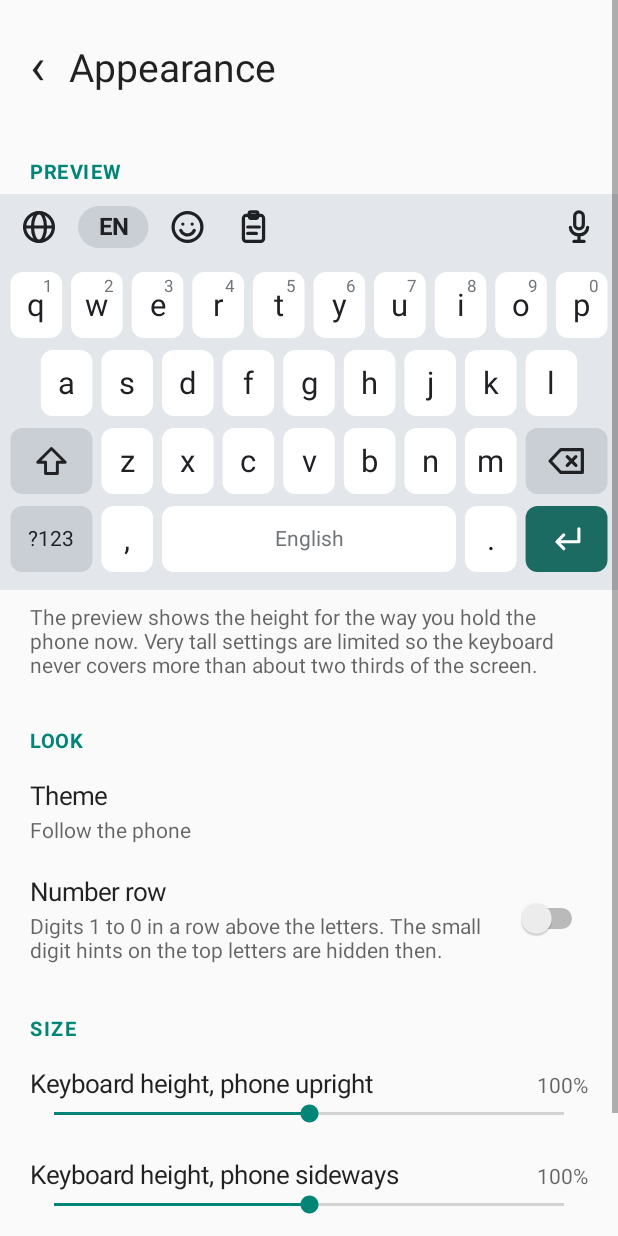
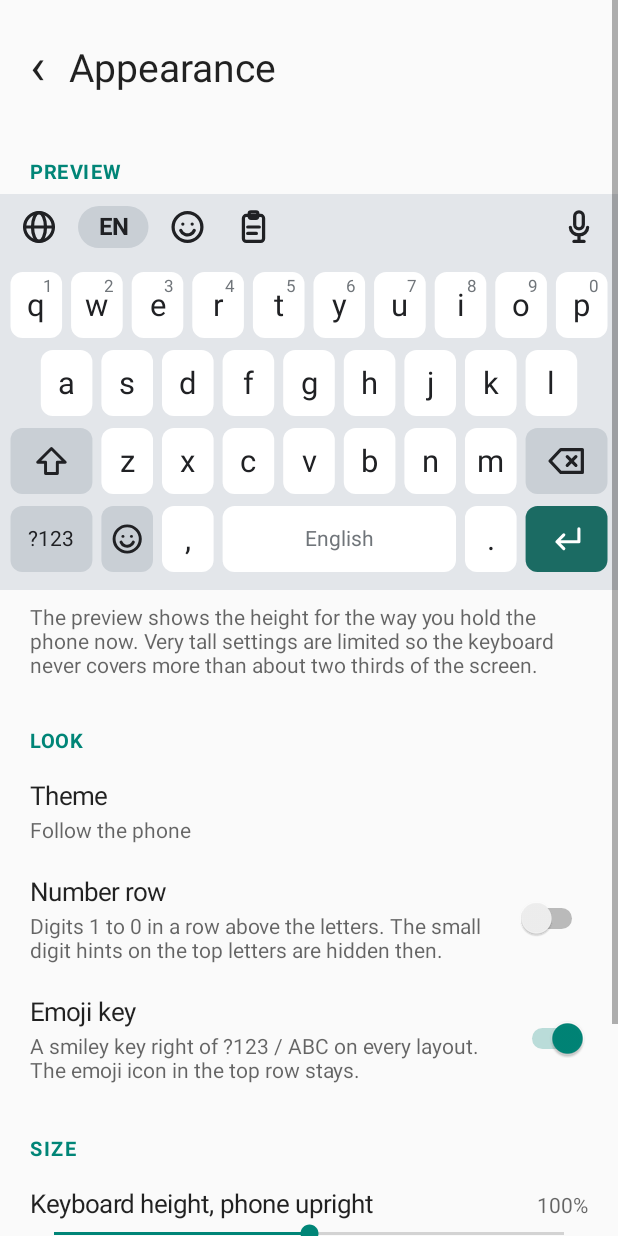
Before and after one commit to i-am-sleepy/Monsoon-Script, an Android app: the screen it shows after launch (SettingsPageActivity), after a tap on "Appearance", on a phone screen of 412 x 824 dp. Run offline under Robolectric (Android 15) with nearby library versions, the phone set to English and light mode, and no system bars; Roboto replaces fonts that are not available here.

Commit message:
[claude-g] G1.8: emoji key right of ?123/ABC on every layout (Appearance setting) + keyboard button next to the emoji search bar

```diff
--- a/app/src/main/kotlin/com/monsoonscript/keyboard/ime/MonsoonIme.kt
+++ b/app/src/main/kotlin/com/monsoonscript/keyboard/ime/MonsoonIme.kt
@@ -133,7 +133,7 @@ class MonsoonIme : InputMethodService(), KeyboardView.Listener {
         keyboard?.setLanguageOptions(Prefs.languageKey(this), Prefs.spaceSwipe(this))
         keyboard?.setBanglaDigits(Prefs.banglaDigits(this))
         keyboard?.let { kb ->
-            kb.setAppearance(Prefs.theme(this), Prefs.numberRow(this), Prefs.heightPortrait(this), Prefs.heightLandscape(this), Prefs.keyGap(this))
+            kb.setAppearance(Prefs.theme(this), Prefs.numberRow(this), Prefs.emojiKey(this), Prefs.heightPortrait(this), Prefs.heightLandscape(this), Prefs.keyGap(this))
             applySystemBars() // the theme setting can change the keyboard color
             emojiPanel?.setPalette(kb.palette)
         }
--- a/app/src/main/kotlin/com/monsoonscript/keyboard/layout/Layouts.kt
+++ b/app/src/main/kotlin/com/monsoonscript/keyboard/layout/Layouts.kt
@@ -87,6 +87,28 @@ object Layouts {
     /** The optional number row (G1.5, a setting): KeyboardView puts it above the rows of the letters page. */
     val numberRow: Array<Key> = arrayOf(c("1"), c("2"), c("3"), c("4"), c("5"), c("6"), c("7"), c("8"), c("9"), c("0"))
 
+    /** The smiley key of the bottom row (G1.8, a setting). */
+    private val emojiKey = Key(Codes.EMOJI, "", 1f, Kind.SPECIAL)
+
+    /**
+     * [rows] with the emoji key put right of the ?123 / ABC key of the bottom row, its width taken from the space bar. Rows whose last row does
+     * not start with that key or has no wide space bar come back unchanged.
+     */
+    fun withEmojiKey(rows: Array<Array<Key>>): Array<Array<Key>> {
+        val last = rows.lastOrNull() ?: return rows
+        val first = last.firstOrNull() ?: return rows
+        val s = last.indexOfFirst { it.kind == Kind.SPACE }
+        val switchKey = first.code == Codes.SYMBOLS || first.code == Codes.LETTERS || first.code == Codes.SYMBOLS2
+        if (s < 0 || last[s].weight < 2.5f || !switchKey) return rows
+        val out = ArrayList<Key>(last.size + 1)
+        out.add(first)
+        out.add(emojiKey)
+        for (i in 1 until last.size) out.add(if (i == s) space(last[i].weight - 1f) else last[i])
+        val result = rows.copyOf()
+        result[result.size - 1] = out.toTypedArray()
+        return result
+    }
+
     // ---- fixed Bangla layouts (L4, D58-D60): the PC key tables are in AvroLayoutTables, this is how they sit on a phone
 
     /**
--- a/app/src/main/kotlin/com/monsoonscript/keyboard/prefs/Prefs.kt
+++ b/app/src/main/kotlin/com/monsoonscript/keyboard/prefs/Prefs.kt
@@ -24,6 +24,7 @@ object Prefs {
     // appearance (G1.5)
     const val THEME = "appearance_theme" // Int: 0 follow the phone, 1 light, 2 dark
     const val NUMBER_ROW = "appearance_number_row" // default off
+    const val EMOJI_KEY = "appearance_emoji_key" // default on: a smiley key right of ?123 / ABC
     const val HEIGHT_PORTRAIT = "appearance_height_portrait" // percent of the standard key height
     const val HEIGHT_LANDSCAPE = "appearance_height_landscape"
     const val KEY_GAP = "appearance_key_gap" // dp between keys
@@ -66,6 +67,8 @@ object Prefs {
 
     fun numberRow(context: Context): Boolean = of(context).getBoolean(NUMBER_ROW, false)
 
+    fun emojiKey(context: Context): Boolean = of(context).getBoolean(EMOJI_KEY, true)
+
     fun heightPortrait(context: Context): Int = of(context).getInt(HEIGHT_PORTRAIT, HEIGHT_DEFAULT).coerceIn(HEIGHT_MIN, HEIGHT_MAX)
 
     fun heightLandscape(context: Context): Int = of(context).getInt(HEIGHT_LANDSCAPE, HEIGHT_DEFAULT).coerceIn(HEIGHT_MIN, HEIGHT_MAX)
--- a/app/src/main/kotlin/com/monsoonscript/keyboard/settings/SettingsPageActivity.kt
+++ b/app/src/main/kotlin/com/monsoonscript/keyboard/settings/SettingsPageActivity.kt
@@ -110,6 +110,7 @@ class SettingsPageActivity : Activity() {
             val themes = listOf(R.string.settings_theme_system, R.string.settings_theme_light, R.string.settings_theme_dark).map { getString(it) }
             page.content.add(choiceRow(getString(R.string.settings_theme), Prefs.THEME, themes, 0))
             page.content.add(switchRow(getString(R.string.settings_number_row), getString(R.string.settings_number_row_summary), Prefs.NUMBER_ROW, false))
+            page.content.add(switchRow(getString(R.string.settings_emoji_key), getString(R.string.settings_emoji_key_summary), Prefs.EMOJI_KEY, true))
             page.content.add(header(getString(R.string.settings_size_header)))
             val percent = { v: Int -> getString(R.string.settings_percent, v) }
             page.content.add(sliderRow(getString(R.string.settings_height_portrait), Prefs.HEIGHT_PORTRAIT, Prefs.HEIGHT_MIN, Prefs.HEIGHT_MAX, Prefs.HEIGHT_DEFAULT, percent))
@@ -120,7 +121,7 @@ class SettingsPageActivity : Activity() {
     }
 
     private fun applyPreview() {
-        preview?.setAppearance(Prefs.theme(this), Prefs.numberRow(this), Prefs.heightPortrait(this), Prefs.heightLandscape(this), Prefs.keyGap(this))
+        preview?.setAppearance(Prefs.theme(this), Prefs.numberRow(this), Prefs.emojiKey(this), Prefs.heightPortrait(this), Prefs.heightLandscape(this), Prefs.keyGap(this))
     }
 
     override fun onResume() {
--- a/app/src/main/kotlin/com/monsoonscript/keyboard/view/KeyboardView.kt
+++ b/app/src/main/kotlin/com/monsoonscript/keyboard/view/KeyboardView.kt
@@ -67,6 +67,7 @@ class KeyboardView(context: Context) : View(context) {
     private var themeMode = THEME_SYSTEM
     private var numberRow = false
     private var banglaDigits = false // T11 / D61: in the Bangla layouts the digit keys type ০..৯ and keep 0..9 as the long-press hint
+    private var emojiKey = true
     private var heightPortrait = 100
     private var heightLandscape = 100
     private var keyGapDp = 3
@@ -213,15 +214,16 @@ class KeyboardView(context: Context) : View(context) {
     fun desiredHeight(): Int = (stripHeight() + currentRowH() * rowSlots() + padTop + padBottom).toInt()
 
     /**
-     * [theme]: 0 follow the phone, 1 light, 2 dark. [numberRow] adds the digits row above the letters (the symbol pages keep the same total
+     * [theme]: 0 follow the phone, 1 light, 2 dark. [emojiKey] puts a smiley key right of ?123 / ABC on every page. [numberRow] adds the digits row above the letters (the symbol pages keep the same total
      * height with taller keys). [heightPortrait] / [heightLandscape] are percent of the standard key height, [keyGapDp] the space between keys.
      */
-    fun setAppearance(theme: Int, numberRow: Boolean, heightPortrait: Int, heightLandscape: Int, keyGapDp: Int) {
-        if (theme == themeMode && numberRow == this.numberRow && heightPortrait == this.heightPortrait &&
+    fun setAppearance(theme: Int, numberRow: Boolean, emojiKey: Boolean, heightPortrait: Int, heightLandscape: Int, keyGapDp: Int) {
+        if (theme == themeMode && numberRow == this.numberRow && emojiKey == this.emojiKey && heightPortrait == this.heightPortrait &&
             heightLandscape == this.heightLandscape && keyGapDp == this.keyGapDp
         ) return
         themeMode = theme
         this.numberRow = numberRow
+        this.emojiKey = emojiKey
         this.heightPortrait = heightPortrait
         this.heightLandscape = heightLandscape
         this.keyGapDp = keyGapDp
@@ -258,7 +260,8 @@ class KeyboardView(context: Context) : View(context) {
 
     /** The rows of page [p]; the letters page gets the number row on top when it is on. */
     private fun rowsOf(p: Int): Array<Array<Key>> {
-        val rows = Layouts.pages(language)[p] // the letters page follows the language (Probhat, National), the symbol pages are shared
+        var rows = Layouts.pages(language)[p] // the letters page follows the language (Probhat, National), the symbol pages are shared
+        if (emojiKey) rows = Layouts.withEmojiKey(rows)
         return if (numberRow && p == Layouts.PAGE_LETTERS) arrayOf(Layouts.numberRow) + rows else rows
     }
 
@@ -762,8 +765,24 @@ class KeyboardView(context: Context) : View(context) {
                 drawIcon(c, iconBackspaceX, cx, cy, rowH * 0.46f, false, pal.text)
             }
             Codes.ENTER -> drawIcon(c, iconEnter, cx, cy, rowH * 0.44f, false, pal.onAccent)
+            Codes.EMOJI -> drawSmiley(c, cx, cy, rowH * 0.42f, pal.text)
             else -> c.drawText(k.label, cx, cy + labelBase, labelPaint)
         }
+    }
+
+    /** The smiley of the bottom-row emoji key (the strip's emoji icon is the same drawing). */
+    private fun drawSmiley(c: Canvas, cx: Float, cy: Float, size: Float, color: Int) {
+        iconPaint.color = color
+        iconPaint.style = Paint.Style.STROKE
+        c.save()
+        c.translate(cx - size / 2, cy - size / 2)
+        c.scale(size, size)
+        c.drawCircle(.5f, .5f, .4f, iconPaint)
+        c.drawArc(.3f, .34f, .7f, .72f, 20f, 140f, false, iconPaint)
+        iconPaint.style = Paint.Style.FILL
+        c.drawCircle(.37f, .42f, .045f, iconPaint)
+        c.drawCircle(.63f, .42f, .045f, iconPaint)
+        c.restore()
     }
 
     private fun drawIcon(c: Canvas, path: Path, cx: Float, cy: Float, size: Float, fill: Boolean, color: Int) {
--- a/app/src/main/res/values/strings.xml
+++ b/app/src/main/res/values/strings.xml
@@ -26,6 +26,8 @@
     <string name="settings_theme_dark">Dark</string>
     <string name="settings_number_row">Number row</string>
     <string name="settings_number_row_summary">Digits 1 to 0 in a row above the letters. The small digit hints on the top letters are hidden then.</string>
+    <string name="settings_emoji_key">Emoji key</string>
+    <string name="settings_emoji_key_summary">A smiley key right of ?123 / ABC on every layout. The emoji icon in the top row stays.</string>
     <string name="settings_size_header">Size</string>
     <string name="settings_height_portrait">Keyboard height, phone upright</string>
     <string name="settings_height_landscape">Keyboard height, phone sideways</string>
```
Also changed, not shown: app/src/main/kotlin/com/monsoonscript/keyboard/view/EmojiPanelView.kt (+27 -3 lines), 5 other files.
